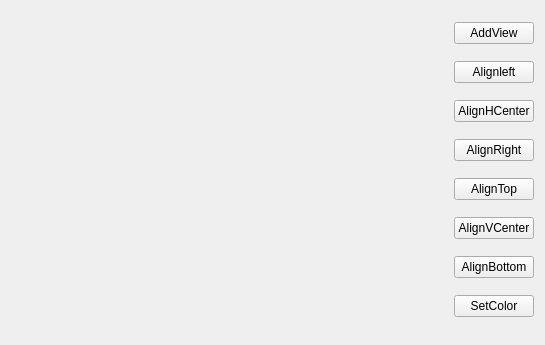
This is example/qt5widget/mainview.ui in dolphin-run/sg-lite as Qt 5 draws it before an edit. The edited form follows.
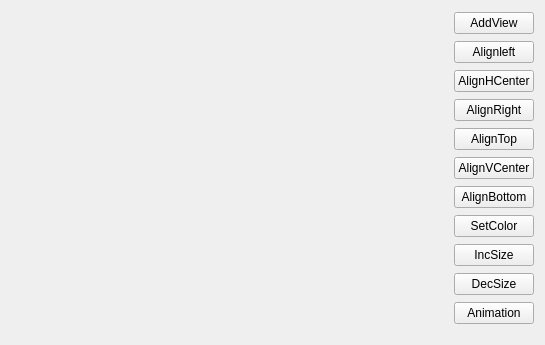
This is the edited form.

What changed in the file:
```diff
--- a/example/qt5widget/mainview.ui
+++ b/example/qt5widget/mainview.ui
@@ -75,6 +75,27 @@
        </property>
       </widget>
      </item>
+     <item>
+      <widget class="QPushButton" name="btn_text_incsize">
+       <property name="text">
+        <string>IncSize</string>
+       </property>
+      </widget>
+     </item>
+     <item>
+      <widget class="QPushButton" name="btn_text_decsize">
+       <property name="text">
+        <string>DecSize</string>
+       </property>
+      </widget>
+     </item>
+     <item>
+      <widget class="QPushButton" name="btn_animation">
+       <property name="text">
+        <string>Animation</string>
+       </property>
+      </widget>
+     </item>
     </layout>
    </item>
   </layout>
```
